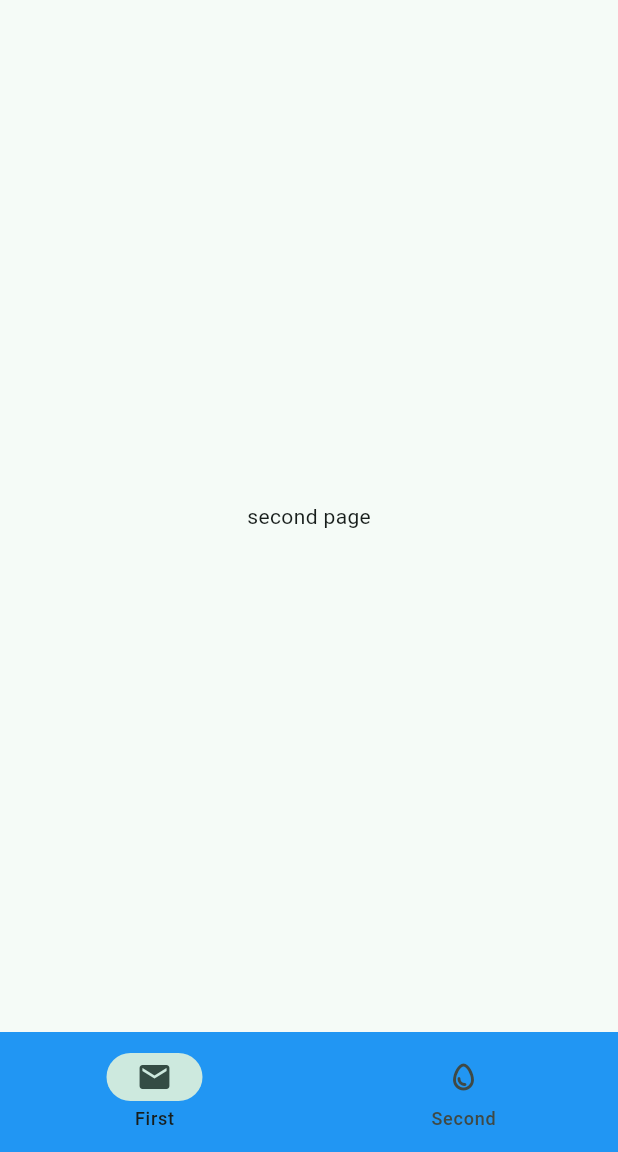
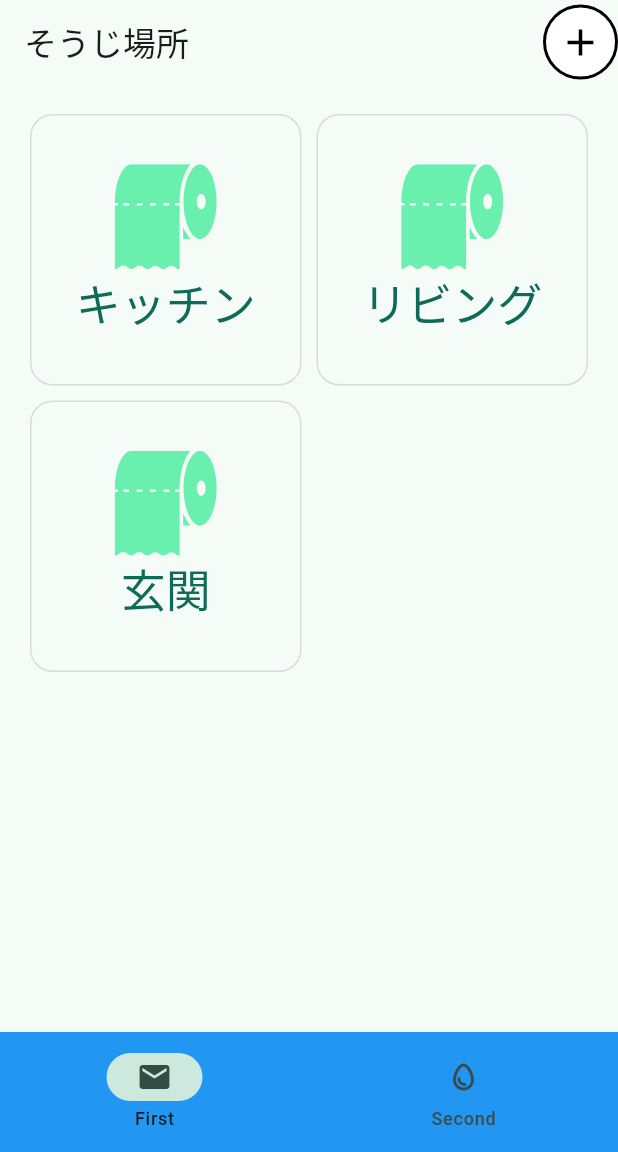
Before and after one commit to rei0v0/keep_clean, a Flutter app: the screen it shows after launch, item 2 of the bottom bar chosen, on a phone screen of 412 x 824 dp, the part 84-1236 px from its top. Run offline on Flutter 3.47's test engine with Material 3 defaults, Android fonts, the phone set to English and light mode, and no system bars; our stand-ins replace flutter_riverpod, flutter_slidable, flutter_svg, freezed_annotation; missing offline and left inert: group_list_view.

Commit message:
create file

```diff
--- a/lib/main.dart
+++ b/lib/main.dart
@@ -1,6 +1,7 @@
 import 'package:flutter/material.dart';
 import 'package:flutter_riverpod/flutter_riverpod.dart';
 import 'package:keep_clean/clening_list_page.dart';
+import 'package:keep_clean/setting_page.dart';
 
 void main() {
 
@@ -38,7 +39,7 @@ class MyHomePage extends ConsumerWidget {
   @override
   Widget build(BuildContext context, WidgetRef ref) {
     final pageIndex = ref.watch(pageIndexProvider);
-    final pages = [const CleaningListPage(), Center(child: Text("second page"),)];
+    final pages = [const CleaningListPage(), SettingPage()];
 
     return Scaffold(
       appBar: AppBar(
--- a/lib/notifier/cleaning_list_notifier.dart
+++ b/lib/notifier/cleaning_list_notifier.dart
@@ -1,5 +1,4 @@
 import 'dart:convert';
-
 import 'package:flutter/material.dart';
 import 'package:flutter_riverpod/flutter_riverpod.dart';
 import 'package:flutter/services.dart' show rootBundle;
@@ -12,7 +11,6 @@ final cleaningListProvider = StateNotifierProvider<CleaningListNotifier, Cleanin
 });
 
 class CleaningListNotifier extends StateNotifier<CleaningListPageState> {
-
 
   final ScrollController scrollController = ScrollController();
   final double currentPosition = 0.0;
--- /dev/null
+++ b/lib/setting_page.dart
@@ -0,0 +1,119 @@
+import 'package:flutter/material.dart';
+
+import 'package:flutter_riverpod/flutter_riverpod.dart';
+import 'package:keep_clean/main.dart';
+import 'package:flutter_svg/flutter_svg.dart';
+import 'dart:convert';
+
+import 'package:keep_clean/model/task.dart';
+
+import 'notifier/setting_notifier.dart';
+
+
+
+class SettingPage extends ConsumerWidget {
+
+  const SettingPage({super.key});
+
+  @override
+
+  Widget build(BuildContext context, WidgetRef ref) {
+    //final count = ref.watch(countProvider);
+    final settingList = ref.watch(settingPageProvider);
+    final Size size = MediaQuery.of(context).size;
+    final x=size.width/2-20;
+    final y=x/2;
+    return Scaffold(
+        appBar: AppBar(
+            centerTitle: false,
+            title: Text("そうじ場所"),
+            actions: [
+              Container(
+                width: 50,
+                height: 50,
+                child: Ink(
+                  decoration: ShapeDecoration(
+                    color: Colors.white, // + ボタンの背景色
+                    shape: CircleBorder(),
+                  ),
+                  child: IconButton(
+                    icon: Icon(
+                      Icons.add,
+                      size: 30,
+                      color: Colors.black, // + ボタンのアイコンの色
+                    ),
+                    onPressed: () {
+                      //ref.read(countProvider.notifier).state += 1;
+
+                      // + ボタンが押されたときの処理をここに追加
+                    },
+                    style: ElevatedButton.styleFrom(
+                      side: BorderSide(
+                        color: Colors.black, //枠線の色
+                        width: 2, //枠線の太さ
+                      ),
+                    ),
+                  ),
+                ),
+              ),
+            ]
+        ),
+        body: Container(
+            width: size.width,
+            height: size.height,
+            child: GridView.builder(
+              padding: const EdgeInsets.all(20),
+              gridDelegate: SliverGridDelegateWithFixedCrossAxisCount(
+                  crossAxisSpacing: 10.0,
+                  mainAxisSpacing: 10.0,
+                  crossAxisCount:2
+              ),
+              itemCount: settingList.locations.length,
+              itemBuilder: (context, index) {
+                return ElevatedButton(
+                  onPressed: () {
+                    // ボタンが押されたときの処理
+                    print('Buttonpressed');
+                  },
+                  child: Container(
+                    //color: Colors.white,
+                    width: double.infinity,
+                    child: Column(
+                      mainAxisAlignment: MainAxisAlignment.center,
+                      crossAxisAlignment: CrossAxisAlignment.center,
+                      children: [
+                        SvgPicture.asset(
+                          "asset/img/toilet1.svg",
+                          width: 80,
+                          height: 70,
+                          color: Colors.greenAccent,
+
+
+                        ),
+                        Text(settingList.locations[index].name),
+                      ],
+                    ),
+                  ),
+                  style: ElevatedButton.styleFrom(
+                    textStyle: const TextStyle(fontSize: 30),
+                    fixedSize: Size(x, x),
+                    elevation: 0.0,
+
+                    side: BorderSide(
+                      color: Colors.black12,
+                      width: 1,
+                    ),
+                    backgroundColor: Colors.transparent,
+                    shape: RoundedRectangleBorder(
+                      borderRadius: BorderRadius.circular(15),
+                    ),
+                  ),
+                );
+              },
+            )
+        )
+
+    );
+  }
+
+}
```
Also changed, not shown: lib/model/location.dart (added, +13 -0 lines), lib/model/setting.dart (added, +14 -0 lines), lib/model/setting_page_state.dart (added, +12 -0 lines), lib/notifier/setting_notifier.dart (added, +50 -0 lines), pubspec.yaml (+6 -1 lines), asset/img/toilet.jpeg (added), asset/img/toilet.svg (added), asset/img/toilet1.svg (added), asset/img/toilet2.svg (added), lib/model/location.freezed.dart (added), lib/model/setting.freezed.dart (added), lib/model/setting_page_state.freezed.dart (added), pubspec.lock.
